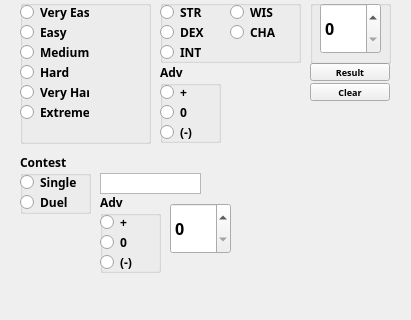
Above: GUI/widget.ui from CameronVigil/dnd-game-tracker before the change; both pictures show x 0 to 411 and y 317 to 637 of the 411 by 637 pixel window. Below: the same form after it.
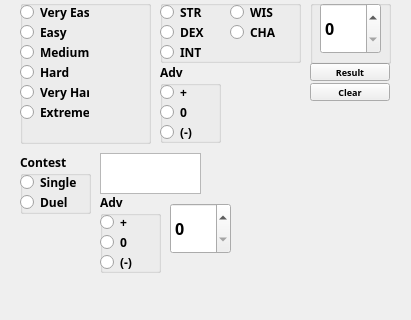
That is the form after the change. Icons and pictures are not drawn.

The edit to the form file:
```diff
--- a/GUI/widget.ui
+++ b/GUI/widget.ui
@@ -1851,9 +1851,9 @@
    <property name="geometry">
     <rect>
      <x>100</x>
-     <y>490</y>
+     <y>470</y>
      <width>101</width>
-     <height>21</height>
+     <height>41</height>
     </rect>
    </property>
    <property name="palette">
```
